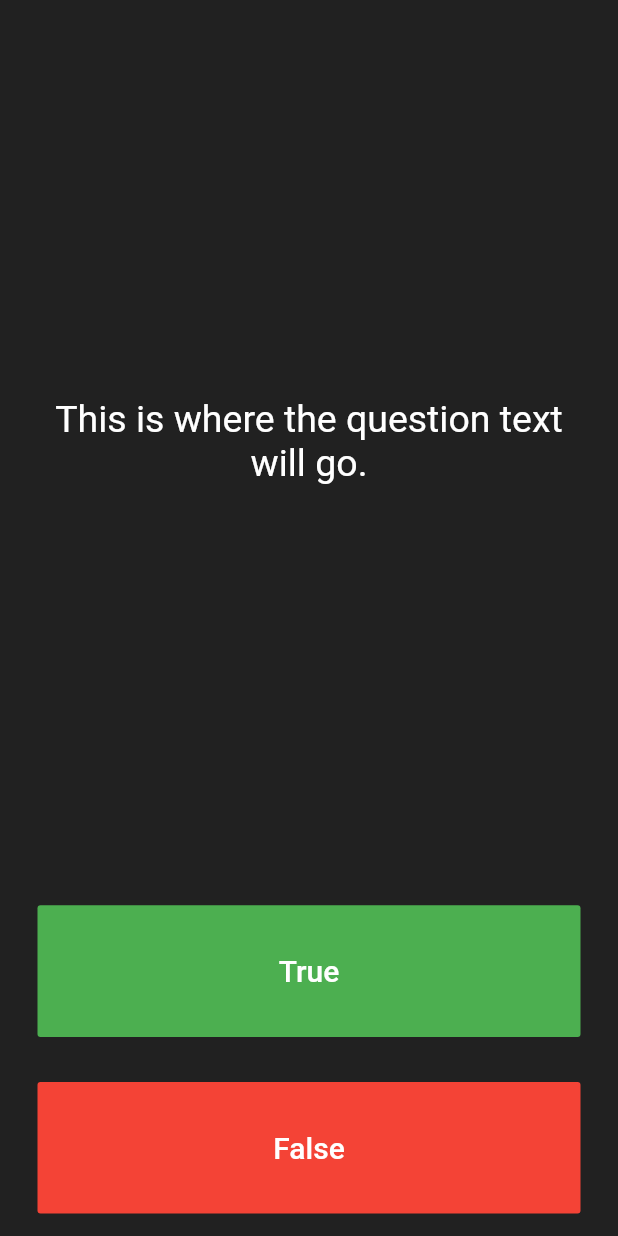
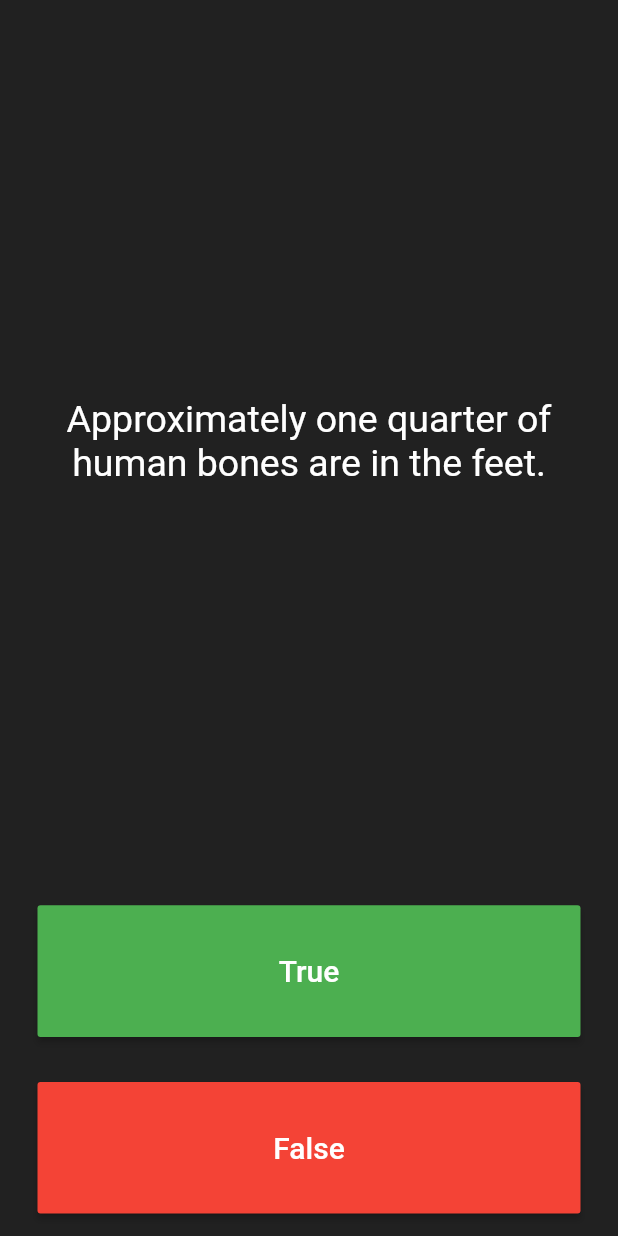
Before and after one commit to arunrautaray/Quizzler, a Flutter app: the screen it shows after launch, after a tap on "True", on a phone screen of 412 x 824 dp. Run offline on Flutter 3.47's test engine with Material 2 defaults, Android fonts, the phone set to English and light mode, and no system bars.

Commit message:
Questions Added

```diff
--- a/lib/main.dart
+++ b/lib/main.dart
@@ -25,6 +25,13 @@ class QuizPage extends StatefulWidget {
 }
 
 class _QuizPageState extends State<QuizPage> {
+  List<Icon> scoreKeeper = [];
+  List<String> questions = [
+    'You can lead a cow down stairs but not up stairs.',
+    'Approximately one quarter of human bones are in the feet.',
+    'A slug\'s blood is green.',
+  ];
+  int questionTracker = 0;
   @override
   Widget build(BuildContext context) {
     return Column(
@@ -37,7 +44,7 @@ class _QuizPageState extends State<QuizPage> {
             padding: EdgeInsets.all(10.0),
             child: Center(
               child: Text(
-                'This is where the question text will go.',
+                questions[questionTracker],
                 textAlign: TextAlign.center,
                 style: TextStyle(
                   fontSize: 25.0,
@@ -50,7 +57,7 @@ class _QuizPageState extends State<QuizPage> {
         Expanded(
           child: Padding(
             padding: EdgeInsets.all(15.0),
-            child: FlatButton(
+            child: MaterialButton(
               textColor: Colors.white,
               color: Colors.green,
               child: Text(
@@ -61,7 +68,9 @@ class _QuizPageState extends State<QuizPage> {
                 ),
               ),
               onPressed: () {
-                //The user picked true.
+                setState(() {
+                  questionTracker++;
+                }); //The user picked true.
               },
             ),
           ),
@@ -69,7 +78,7 @@ class _QuizPageState extends State<QuizPage> {
         Expanded(
           child: Padding(
             padding: EdgeInsets.all(15.0),
-            child: FlatButton(
+            child: MaterialButton(
               color: Colors.red,
               child: Text(
                 'False',
@@ -80,11 +89,16 @@ class _QuizPageState extends State<QuizPage> {
               ),
               onPressed: () {
                 //The user picked false.
+                setState(() {
+                  questionTracker++;
+                });
               },
             ),
           ),
         ),
-        //TODO: Add a Row here as your score keeper
+        Row(
+          children: scoreKeeper,
+        )
       ],
     );
   }
```
Also changed, not shown: 1 other file.
